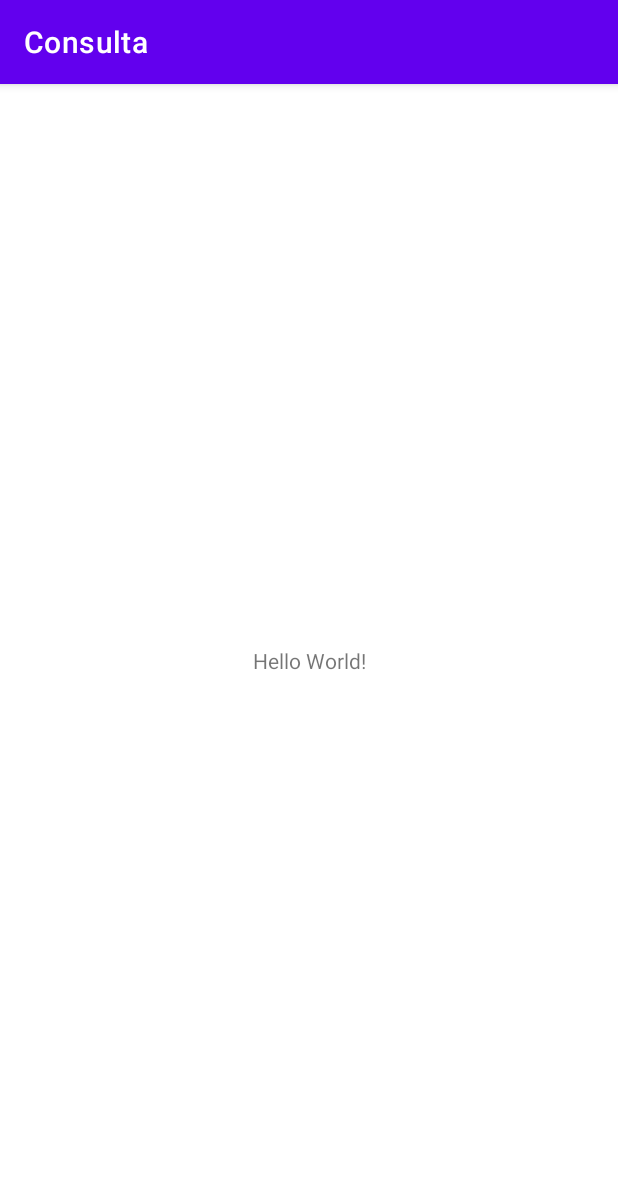
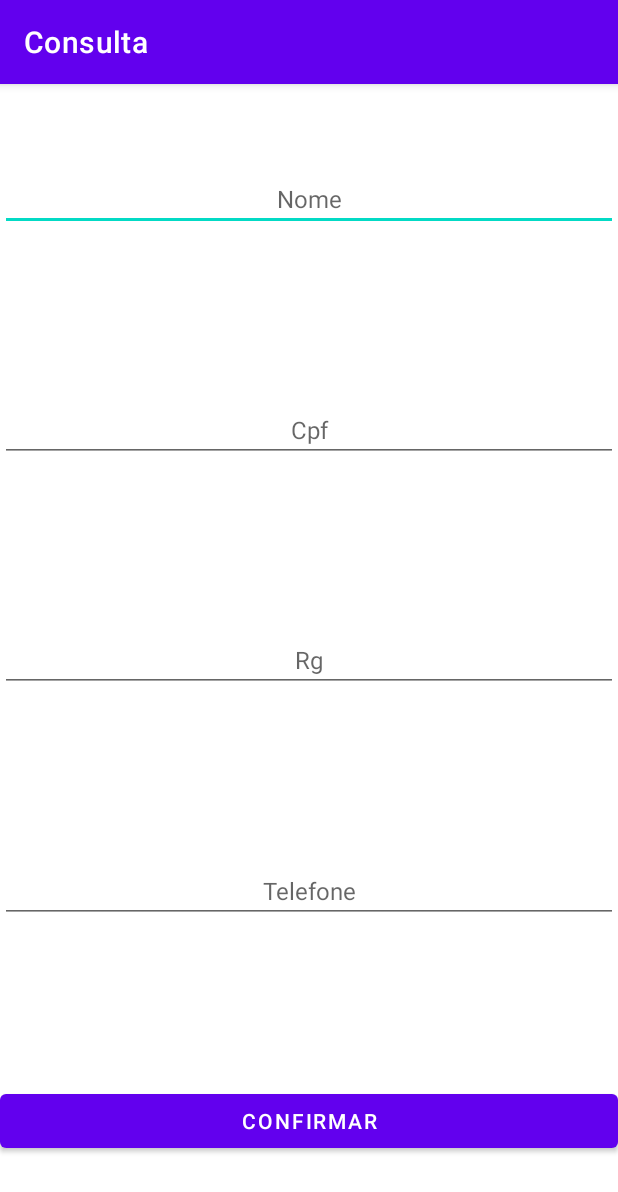
Before and after one commit to Andrefil12/consulta_app, an Android app: the screen it shows after launch (MainActivity), on a phone screen of 412 x 824 dp. Shown: the top 1192 px of the screen. Run offline under Robolectric (Android 15) with nearby library versions, the phone set to English and light mode, and no system bars.

Commit message:
adição dos atributos do activity_ main e adição de strings no string.xml

```diff
--- a/app/src/main/res/layout/activity_main.xml
+++ b/app/src/main/res/layout/activity_main.xml
@@ -6,13 +6,90 @@
     android:layout_height="match_parent"
     tools:context=".MainActivity">
 
-    <TextView
+    <EditText
+        android:id="@+id/inpNome"
+        android:layout_height="wrap_content"
+        android:layout_width="match_parent"
+        android:hint="@string/editnome"
+        android:textAlignment="center"
+        android:textSize="16sp"
+        app:layout_constraintStart_toStartOf="parent"
+        app:layout_constraintEnd_toEndOf="parent"
+        app:layout_constraintBottom_toTopOf="@id/guideTop"
+        app:layout_constraintTop_toTopOf="parent"/>
+
+    <EditText
+        android:id="@+id/ipCpf"
+        android:layout_height="wrap_content"
+        android:layout_width="match_parent"
+        android:hint="@string/editcpf"
+        android:textAlignment="center"
+        android:textSize="16sp"
+        app:layout_constraintStart_toStartOf="parent"
+        app:layout_constraintEnd_toEndOf="parent"
+        app:layout_constraintBottom_toTopOf="@id/guideMediumUp"
+        app:layout_constraintTop_toTopOf="@id/guideTop" />
+
+    <EditText
+        android:id="@+id/ipRg"
+        android:layout_height="wrap_content"
+        android:layout_width="match_parent"
+        android:hint="@string/editrg"
+        android:textAlignment="center"
+        android:textSize="16sp"
+        app:layout_constraintStart_toStartOf="parent"
+        app:layout_constraintEnd_toEndOf="parent"
+        app:layout_constraintBottom_toTopOf="@id/guideMediumDown"
+        app:layout_constraintTop_toTopOf="@id/guideMediumUp"/>
+
+    <EditText
+        android:id="@+id/ipCell"
+        android:layout_height="wrap_content"
+        android:layout_width="match_parent"
+        android:hint="@string/editcell"
+        android:textAlignment="center"
+        android:textSize="16sp"
+        app:layout_constraintStart_toStartOf="parent"
+        app:layout_constraintEnd_toEndOf="parent"
+        app:layout_constraintBottom_toTopOf="@id/guideBottom"
+        app:layout_constraintTop_toTopOf="@id/guideMediumDown"/>
+
+    <Button
+        android:id="@+id/botao"
+        android:layout_width="match_parent"
+        android:layout_height="wrap_content"
+        android:text="@string/button"
+        app:layout_constraintStart_toStartOf="parent"
+        app:layout_constraintEnd_toEndOf="parent"
+        app:layout_constraintBottom_toBottomOf="parent"
+        app:layout_constraintTop_toTopOf="@id/guideBottom"/>
+
+    <androidx.constraintlayout.widget.Guideline
+        android:id="@+id/guideTop"
         android:layout_width="wrap_content"
         android:layout_height="wrap_content"
-        android:text="Hello World!"
-        app:layout_constraintBottom_toBottomOf="parent"
-        app:layout_constraintLeft_toLeftOf="parent"
-        app:layout_constraintRight_toRightOf="parent"
-        app:layout_constraintTop_toTopOf="parent" />
+        android:orientation="horizontal"
+        app:layout_constraintGuide_percent="0.2"/>
+
+    <androidx.constraintlayout.widget.Guideline
+        android:id="@+id/guideMediumUp"
+        android:layout_width="wrap_content"
+        android:layout_height="wrap_content"
+        android:orientation="horizontal"
+        app:layout_constraintGuide_percent="0.4"/>
+
+    <androidx.constraintlayout.widget.Guideline
+        android:id="@+id/guideMediumDown"
+        android:layout_width="wrap_content"
+        android:layout_height="wrap_content"
+        android:orientation="horizontal"
+        app:layout_constraintGuide_percent="0.6"/>
+
+    <androidx.constraintlayout.widget.Guideline
+        android:id="@+id/guideBottom"
+        android:layout_width="wrap_content"
+        android:layout_height="wrap_content"
+        android:orientation="horizontal"
+        app:layout_constraintGuide_percent="0.8"/>
 
 </androidx.constraintlayout.widget.ConstraintLayout>
--- a/app/src/main/res/values/strings.xml
+++ b/app/src/main/res/values/strings.xml
@@ -1,3 +1,8 @@
 <resources>
     <string name="app_name">Consulta</string>
+    <string name="editnome">Nome</string>
+    <string name="editcpf">Cpf</string>
+    <string name="editrg">Rg</string>
+    <string name="editcell">Telefone</string>
+    <string name="button">Confirmar</string>
 </resources>
```
